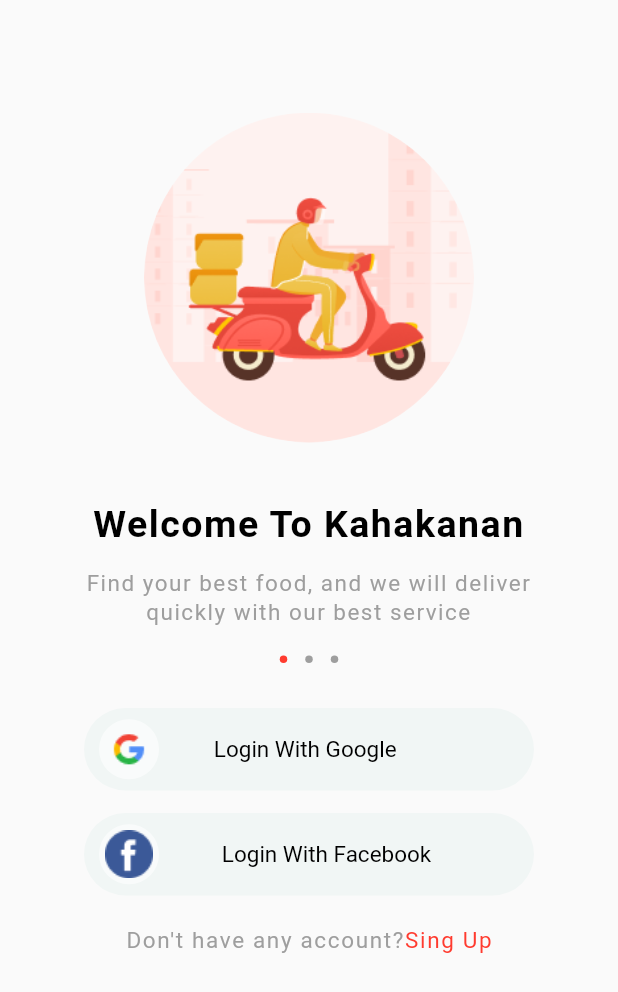
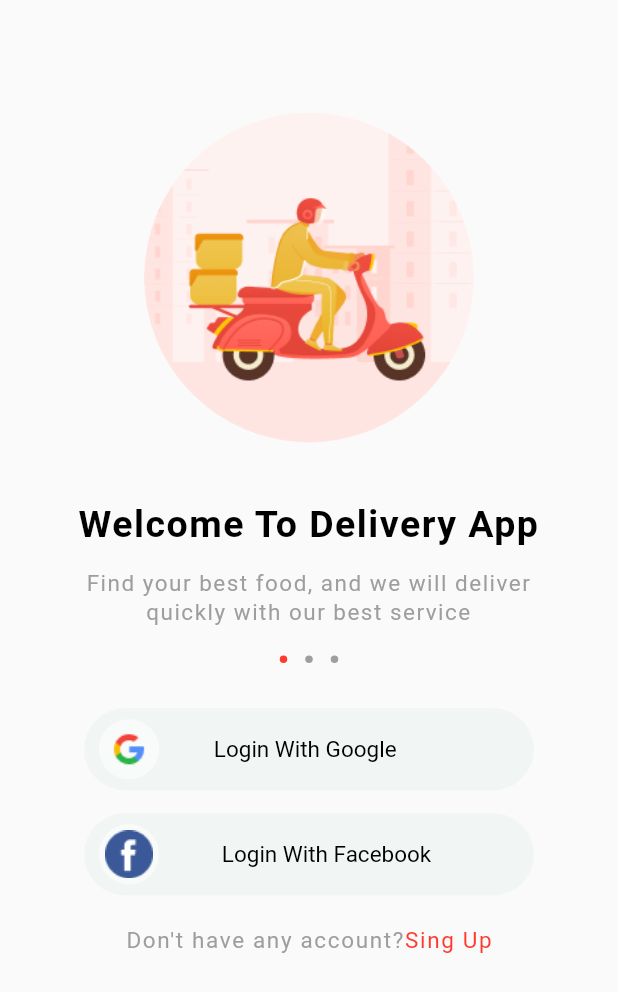
Before and after one commit to Mohil0510/Delivery_app, a Flutter app: the screen it shows after launch, on a phone screen of 412 x 824 dp. Shown: the top 992 px of the screen. Run offline on Flutter 3.47's test engine with Material 2 defaults, Android fonts, the phone set to English and light mode, and no system bars.

Commit message:
Change in login

```diff
--- a/delivery_app/lib/login_sighup/login_page.dart
+++ b/delivery_app/lib/login_sighup/login_page.dart
@@ -33,7 +33,7 @@ class _LoginPageState extends State<LoginPage> {
               height: 40,
             ),
             Text(
-              'Welcome To Kahakanan',
+              'Welcome To Delivery App',
               textAlign: TextAlign.center,
               style: TextStyle(
                 letterSpacing: 1,
```
